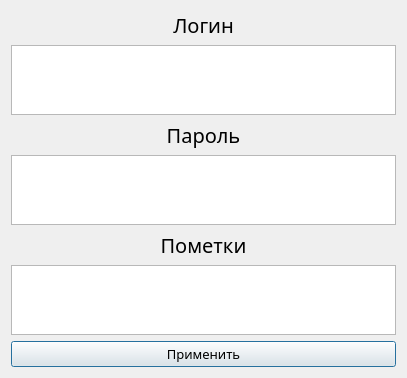
The window that dialogs/register.ui (PossessedCoder/LyceumProject) describes before a commit, drawn with Qt 5.
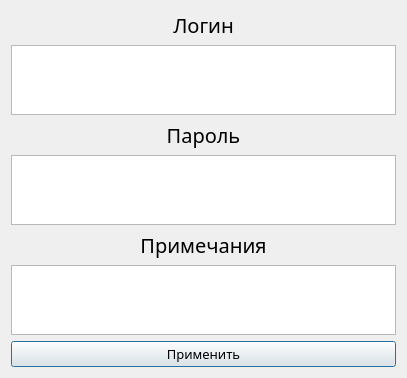
The same window after the commit.

Commit message: Окошко регистрации(полностью функциональное)

```diff
--- a/dialogs/register.ui
+++ b/dialogs/register.ui
@@ -61,7 +61,7 @@
       </font>
      </property>
      <property name="text">
-      <string>Пометки</string>
+      <string>Примечания</string>
      </property>
      <property name="alignment">
       <set>Qt::AlignCenter</set>
```
The commit also changes 2 other files.
